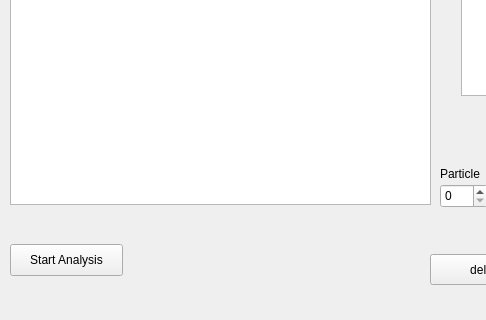
Riyaaaaa/Particle_Analyzer, file Resource/mainwindow.ui: the form before one commit; both pictures show x 0 to 486 and y 123 to 443 of the 717 by 443 pixel window.
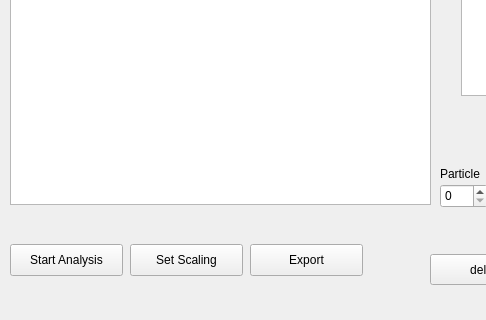
The form after the commit. Custom widgets are drawn as their Qt base class.

Patch:
```diff
--- a/Resource/mainwindow.ui
+++ b/Resource/mainwindow.ui
@@ -143,6 +143,32 @@
      <string>delete</string>
     </property>
    </widget>
+   <widget class="QPushButton" name="scaling">
+    <property name="geometry">
+     <rect>
+      <x>130</x>
+      <y>350</y>
+      <width>113</width>
+      <height>32</height>
+     </rect>
+    </property>
+    <property name="text">
+     <string>Set Scaling</string>
+    </property>
+   </widget>
+   <widget class="QPushButton" name="export_2">
+    <property name="geometry">
+     <rect>
+      <x>250</x>
+      <y>350</y>
+      <width>113</width>
+      <height>32</height>
+     </rect>
+    </property>
+    <property name="text">
+     <string>Export</string>
+    </property>
+   </widget>
   </widget>
   <widget class="QMenuBar" name="menuBar">
    <property name="geometry">
```
Left out of the diff: 6 changed lines with no effect on the pictures.
